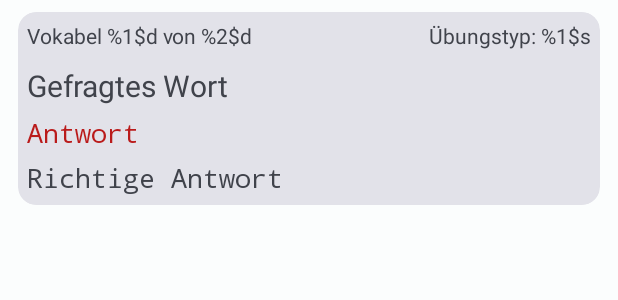
After one commit to Luki2811/VokabelTrainer, an Android app: the layout frame_list_item_mistake.xml on its own in the app's theme, with its tools: preview values and no code run, on a phone screen of 412 x 824 dp. The commit adds this screen. Shown: the top 300 px of the screen. Run offline under Robolectric (Android 15) with nearby library versions, the phone set to English and light mode, and no system bars; Roboto replaces fonts that are not available here.

Commit message:
24.04.2022

```diff
--- a/app/src/main/java/de/luki2811/dev/vokabeltrainer/Settings.kt
+++ b/app/src/main/java/de/luki2811/dev/vokabeltrainer/Settings.kt
@@ -23,7 +23,7 @@ class Settings(var context: Context) {
         jsonObject.getBoolean("useDynamicColors")
     }catch (e: JSONException){
         e.printStackTrace()
-        true
+        false
     }
 
     fun saveSettingsInFile(){
--- a/app/src/main/java/de/luki2811/dev/vokabeltrainer/adapter/ListSourcesAdapter.kt
+++ b/app/src/main/java/de/luki2811/dev/vokabeltrainer/adapter/ListSourcesAdapter.kt
@@ -40,6 +40,4 @@ class ListSourcesAdapter(private val dataSet: ArrayList<Source>) : RecyclerView.
 
     // Return the size of your dataset (invoked by the layout manager)
     override fun getItemCount() = dataSet.size
-
-
 }
--- a/app/src/main/java/de/luki2811/dev/vokabeltrainer/ui/MainActivity.kt
+++ b/app/src/main/java/de/luki2811/dev/vokabeltrainer/ui/MainActivity.kt
@@ -34,8 +34,10 @@ class MainActivity : AppCompatActivity() {
 
 
         // Erstellen der IndexDatein mit leerem Index
-        if(!File(applicationContext.filesDir, AppFile.NAME_FILE_INDEX_VOCABULARYGROUPS).exists())
-            AppFile(AppFile.NAME_FILE_INDEX_VOCABULARYGROUPS).writeInFile(JSONObject().put("index", JSONArray()).toString(), applicationContext)
+        val indexVocGroupsFile = File(applicationContext.filesDir, AppFile.NAME_FILE_INDEX_VOCABULARYGROUPS)
+        if(!indexVocGroupsFile.exists())
+            AppFile.writeInFile(JSONObject().put("index", JSONArray()).toString(), indexVocGroupsFile)
+
 
         if(!File(applicationContext.filesDir, AppFile.NAME_FILE_INDEX_ID).exists())
             AppFile(AppFile.NAME_FILE_INDEX_ID).writeInFile(JSONObject().put("index", JSONArray()).toString(), applicationContext)
--- a/app/src/main/java/de/luki2811/dev/vokabeltrainer/ui/practice/CorrectionBottomSheet.kt
+++ b/app/src/main/java/de/luki2811/dev/vokabeltrainer/ui/practice/CorrectionBottomSheet.kt
@@ -25,7 +25,10 @@ class CorrectionBottomSheet: BottomSheetDialogFragment() {
         }
         else {
             binding.textViewCorrection.text = getString(R.string.wrong)
-            binding.textViewCorrectAnswer.text = getString(R.string.correct_answer, arguments?.getString("correctWord"))
+            if (!arguments?.getString("correctWord").isNullOrEmpty())
+                binding.textViewCorrectAnswer.text = getString(R.string.correct_answer, arguments?.getString("correctWord"))
+            else
+                binding.textViewCorrectAnswer.visibility = View.GONE
             binding.layoutBottomSheet.setBackgroundColor(requireActivity().getColor(R.color.DarkRed))
         }
 
--- /dev/null
+++ b/app/src/main/res/layout/frame_list_item_mistake.xml
@@ -0,0 +1,86 @@
+<?xml version="1.0" encoding="utf-8"?>
+<androidx.constraintlayout.widget.ConstraintLayout xmlns:android="http://schemas.android.com/apk/res/android"
+    android:layout_width="match_parent"
+    android:layout_height="match_parent"
+    xmlns:tools="http://schemas.android.com/tools"
+    xmlns:app="http://schemas.android.com/apk/res-auto">
+
+    <com.google.android.material.card.MaterialCardView
+        android:layout_width="match_parent"
+        android:layout_height="wrap_content"
+        style="@style/Widget.Material3.CardView.Filled"
+        android:layout_marginStart="12dp"
+        android:layout_marginBottom="8dp"
+        android:layout_marginEnd="12dp"
+        android:layout_marginTop="8dp"
+        app:layout_constraintStart_toStartOf="parent"
+        app:layout_constraintTop_toTopOf="parent">
+
+        <androidx.constraintlayout.widget.ConstraintLayout
+            android:layout_width="match_parent"
+            android:layout_height="match_parent">
+
+            <TextView
+                android:id="@+id/textViewItemWordPosition"
+                android:layout_width="wrap_content"
+                android:layout_height="wrap_content"
+                app:layout_constraintStart_toStartOf="parent"
+                app:layout_constraintTop_toTopOf="parent"
+                tools:text="@string/number_voc_of_rest"
+                android:layout_margin="6dp"/>
+
+            <TextView
+                android:id="@+id/textViewItemMistakeTyp"
+                android:layout_width="wrap_content"
+                android:layout_height="wrap_content"
+
+                android:layout_margin="6dp"
+                tools:text="@string/type_of_lesson"
+                app:layout_constraintEnd_toEndOf="parent"
+                app:layout_constraintTop_toTopOf="parent"/>
+
+            <TextView
+                android:id="@+id/textViewItemAskedWord"
+                android:layout_width="wrap_content"
+                android:layout_height="wrap_content"
+                android:layout_marginStart="6dp"
+                android:layout_marginTop="10dp"
+                android:textSize="20sp"
+                android:typeface="normal"
+                app:layout_constraintStart_toStartOf="parent"
+                app:layout_constraintTop_toBottomOf="@+id/textViewItemWordPosition"
+                tools:text="Gefragtes Wort" />
+
+            <TextView
+                android:id="@+id/textViewItemAnsweredWord"
+                android:layout_width="wrap_content"
+                android:layout_height="wrap_content"
+                android:layout_marginTop="7dp"
+                android:layout_margin="6dp"
+                android:textColor="@color/error"
+                android:textSize="17sp"
+                android:typeface="monospace"
+                app:layout_constraintStart_toStartOf="parent"
+                app:layout_constraintTop_toBottomOf="@+id/textViewItemAskedWord"
+                tools:text="Antwort" />
+
+            <TextView
+                android:id="@+id/textViewItemCorrectAskedWord"
+                android:layout_width="wrap_content"
+                android:layout_height="wrap_content"
+                android:layout_margin="6dp"
+                android:textSize="17sp"
+                android:typeface="monospace"
+                app:layout_constraintBottom_toBottomOf="parent"
+                app:layout_constraintStart_toStartOf="parent"
+                app:layout_constraintTop_toBottomOf="@+id/textViewItemAnsweredWord"
+                tools:text="Richtige Antwort" />
+
+
+
+        </androidx.constraintlayout.widget.ConstraintLayout>
+
+
+    </com.google.android.material.card.MaterialCardView>
+
+</androidx.constraintlayout.widget.ConstraintLayout>
--- a/app/src/main/res/values/strings.xml
+++ b/app/src/main/res/values/strings.xml
@@ -35,6 +35,7 @@
     <string name="err_name_contains_wrong_letter">Fehler: Name beinhaltet eines der folgenden Zeichen (:,\",\\,/,|,\?,*,>,\u003C)</string>
     <string name="correct">Richtig</string>
     <string name="wrong">Falsch</string>
+    <string name="incorrect">Inkorrekt</string>
     <string name="solution">Lösung:</string>
     <string name="wrong_the_correct_solution_is">Falsch ! Die Lösung ist: \"%1$s\"</string>
     <string name="correct_in_percent">%1$d %% richtig</string>
@@ -156,6 +157,7 @@
     <string name="speak_again">erneut sprechen</string>
     <string name="find_fitting_words">Finde die passende Wortpaare</string>
     <string name="err_lang_not_avaible">Fehler: Sprache nicht verfügbar</string>
+    <string name="type_of_lesson">Übungstyp: %1$s</string>
 
 
 </resources>
--- a/build.gradle
+++ b/build.gradle
@@ -7,7 +7,7 @@ buildscript {
     }
     dependencies {
         classpath 'com.android.tools.build:gradle:7.2.0-beta01'
-        classpath "org.jetbrains.kotlin:kotlin-gradle-plugin:1.6.10"
+        classpath 'org.jetbrains.kotlin:kotlin-gradle-plugin:1.6.20'
         classpath "androidx.navigation:navigation-safe-args-gradle-plugin:2.5.0-alpha02"
 
 
```
Also changed, not shown: app/build.gradle (+20 -3 lines), app/src/main/java/de/luki2811/dev/vokabeltrainer/Mistake.kt (added, +31 -0 lines), app/src/main/java/de/luki2811/dev/vokabeltrainer/VokabelTrainerApplication.kt (+8 -2 lines), app/src/main/java/de/luki2811/dev/vokabeltrainer/adapter/ListMistakesAdapter.kt (added, +47 -0 lines), app/src/main/java/de/luki2811/dev/vokabeltrainer/ui/practice/PracticeMatchFiveWordsFragment.kt (+20 -19 lines), app/src/main/java/de/luki2811/dev/vokabeltrainer/ui/practice/PracticeMistakesFragment.kt (added, +25 -0 lines), app/src/main/res/layout/fragment_practice_mistakes.xml (added, +14 -0 lines), 1 other file.
